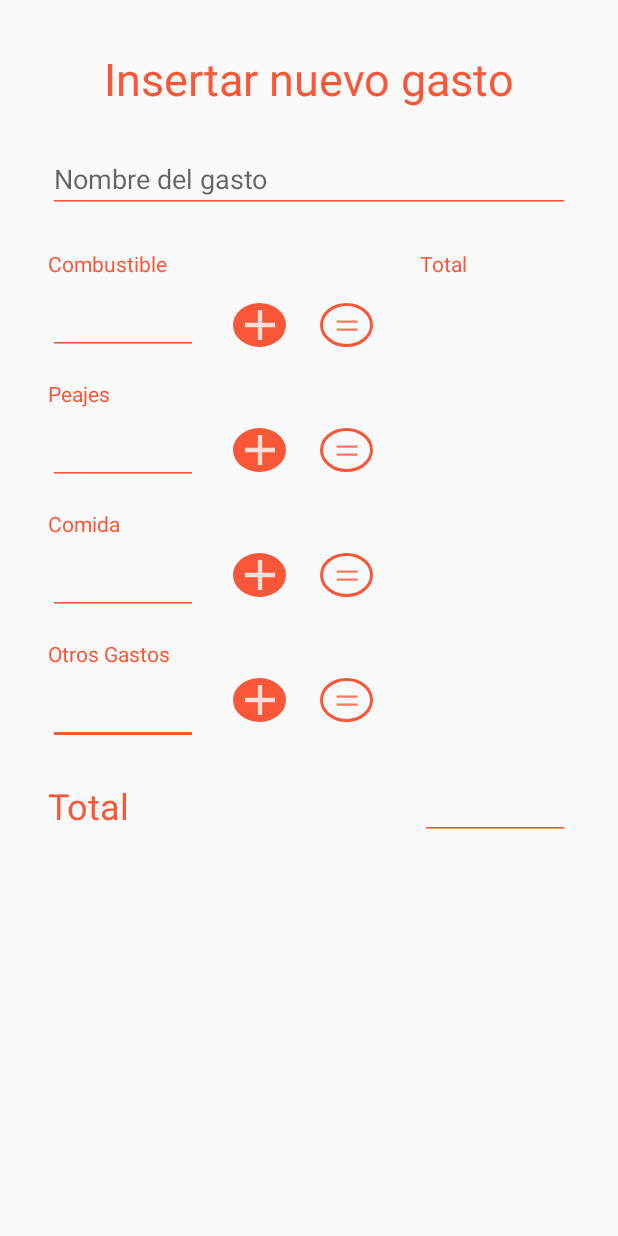
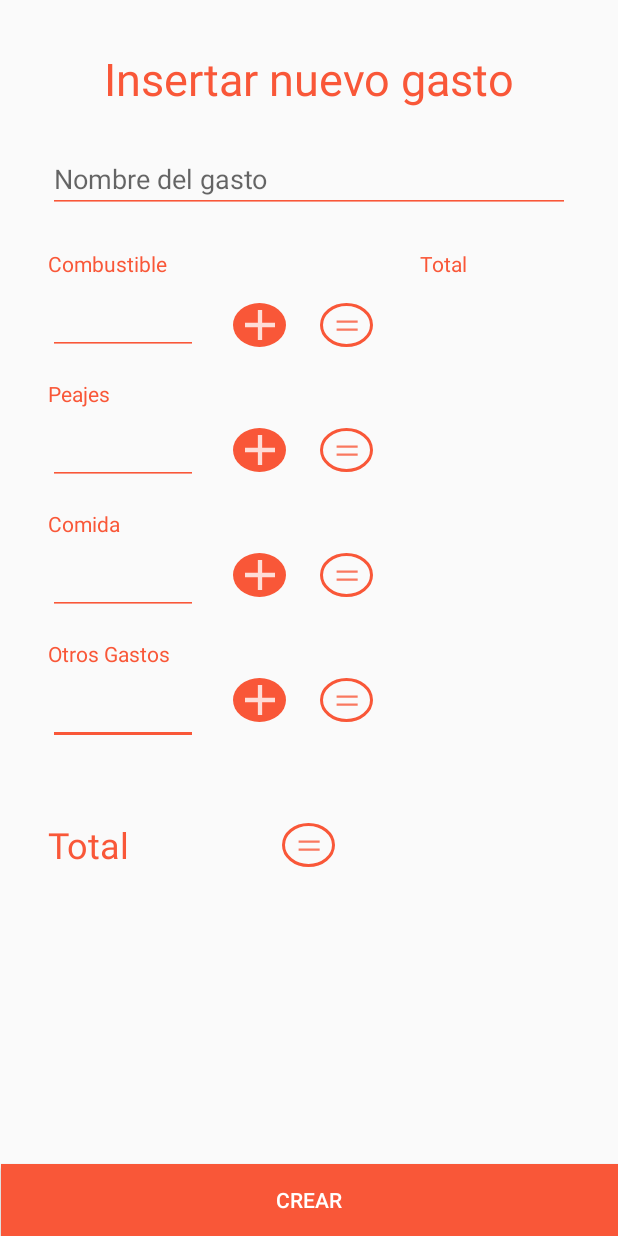
Before and after one commit to hkhellou/EasyDrive, an Android app: the fragment NuevoGastoFragment shown on its own in the app's theme, on a phone screen of 412 x 824 dp. Run offline under Robolectric (Android 15) with nearby library versions, the light colour scheme and no system bars; our stand-ins replace data binding.

Commit message:
insertar gastos

```diff
--- a/app/src/main/java/com/example/easydrive10/principal/ui/gastos/nuevogasto/INuevoGastoInterface.java
+++ b/app/src/main/java/com/example/easydrive10/principal/ui/gastos/nuevogasto/INuevoGastoInterface.java
@@ -2,4 +2,5 @@ package com.example.easydrive10.principal.ui.gastos.nuevogasto;
 
 public interface INuevoGastoInterface {
     void recibirCorreoPreferencias();
+    void respuestaInsertarViaje();
 }
--- a/app/src/main/java/com/example/easydrive10/principal/ui/gastos/nuevogasto/NuevoGastoFragment.java
+++ b/app/src/main/java/com/example/easydrive10/principal/ui/gastos/nuevogasto/NuevoGastoFragment.java
@@ -6,23 +6,28 @@ import android.os.Bundle;
 import android.view.LayoutInflater;
 import android.view.View;
 import android.view.ViewGroup;
+import android.widget.Toast;
 
 import com.example.easydrive10.R;
 import com.example.easydrive10.databinding.FragmentNuevoGastoBinding;
 
 import androidx.databinding.DataBindingUtil;
 import androidx.fragment.app.Fragment;
+import androidx.lifecycle.ViewModelProvider;
+import androidx.navigation.Navigation;
 
 public class NuevoGastoFragment extends Fragment implements INuevoGastoInterface {
     private NuevoGastoViewModel nuevoGastoViewModel;
     private FragmentNuevoGastoBinding binding;
     private Double totalGastos, totalCombustible, totalPeajes, totalComida, totalOtrosGastos;
+    private View view;
 
     @Override
     public View onCreateView(LayoutInflater inflater, ViewGroup container,
                              Bundle savedInstanceState) {
         binding = DataBindingUtil.inflate(inflater, R.layout.fragment_nuevo_gasto, container, false);
-        View view = binding.getRoot();
+        nuevoGastoViewModel = new ViewModelProvider(this, new NuevoGastoViewModelFactory(this, this)).get(NuevoGastoViewModel.class);
+        view = binding.getRoot();
         totalGastos = 0.0;
         totalCombustible = 0.0;
         totalPeajes = 0.0;
@@ -40,7 +45,7 @@ public class NuevoGastoFragment extends Fragment implements INuevoGastoInterface
 ////        CALCULAR OTROS GASTOS
 //        calcular(binding.btnSumarOtrosGastos, binding.txtValorOtrosGastos);
 //        total(binding.btnTotalOtrosGastos, binding.txtTotalOtrosGastos);
-
+        recibirCorreoPreferencias();
 //        CALCULAR COMBUSTIBLE
         binding.btnSumarCombustible.setOnClickListener(new View.OnClickListener() {
             @Override
@@ -56,6 +61,7 @@ public class NuevoGastoFragment extends Fragment implements INuevoGastoInterface
             @Override
             public void onClick(View view) {
                 binding.txtTotalCombustible.setText(totalCombustible.toString() + "€");
+                nuevoGastoViewModel.getCombustibleMutable().setValue(totalCombustible.toString());
             }
         });
 
@@ -74,6 +80,7 @@ public class NuevoGastoFragment extends Fragment implements INuevoGastoInterface
             @Override
             public void onClick(View view) {
                 binding.txtTotalPeajes.setText(totalPeajes.toString() + "€");
+                nuevoGastoViewModel.getPeajesMutable().setValue(totalPeajes.toString());
             }
         });
 //        CALCULAR COMIDA
@@ -91,6 +98,7 @@ public class NuevoGastoFragment extends Fragment implements INuevoGastoInterface
             @Override
             public void onClick(View view) {
                 binding.txtTotalComida.setText(totalComida.toString() + "€");
+                nuevoGastoViewModel.getComidaMutable().setValue(totalComida.toString());
             }
         });
 //        CALCULAR OTROS GASTOS
@@ -108,6 +116,21 @@ public class NuevoGastoFragment extends Fragment implements INuevoGastoInterface
             @Override
             public void onClick(View view) {
                 binding.txtTotalOtrosGastos.setText(totalOtrosGastos.toString() + "€");
+                nuevoGastoViewModel.getOtros_gastosMutable().setValue(totalOtrosGastos.toString());
+            }
+        });
+        binding.btnTotalGastos.setOnClickListener(new View.OnClickListener() {
+            @Override
+            public void onClick(View view) {
+                nuevoGastoViewModel.getTotal_gastosMutable().setValue(String.valueOf(calcularTotalGastos()));
+                binding.txtTotalGastos.setText(nuevoGastoViewModel.getTotal_gastosMutable().getValue());
+            }
+        });
+        binding.btnCrearNuevoGasto.setOnClickListener(new View.OnClickListener() {
+            @Override
+            public void onClick(View view) {
+                nuevoGastoViewModel.getNombreMutable().setValue(binding.txtNombreGasto.getText().toString());
+                nuevoGastoViewModel.insertarGastos();
             }
         });
         binding.setLifecycleOwner(this);
@@ -118,8 +141,20 @@ public class NuevoGastoFragment extends Fragment implements INuevoGastoInterface
     public void recibirCorreoPreferencias() {
         SharedPreferences sharedPreferences = this.getActivity().getSharedPreferences("preferenciasUsuario", Context.MODE_PRIVATE);
         String correoUsuario = sharedPreferences.getString("correo", "prueba@gmail.com");
+        nuevoGastoViewModel.getCamioneroMutable().setValue(correoUsuario);
     }
 
+    @Override
+    public void respuestaInsertarViaje() {
+        Toast.makeText(getContext(), "Gasto insertado", Toast.LENGTH_SHORT).show();
+        Navigation.findNavController(view).navigate(R.id.nav_gastos);
+    }
+
+    public double calcularTotalGastos() {
+        double total = 0;
+        total = totalCombustible + totalPeajes + totalComida + totalOtrosGastos;
+        return total;
+    }
 //    public void calcular(ImageButton imageButton, final EditText editText) {
 //        imageButton.setOnClickListener(new View.OnClickListener() {
 //            @Override
--- a/app/src/main/java/com/example/easydrive10/principal/ui/gastos/nuevogasto/NuevoGastoViewModel.java
+++ b/app/src/main/java/com/example/easydrive10/principal/ui/gastos/nuevogasto/NuevoGastoViewModel.java
@@ -2,14 +2,86 @@ package com.example.easydrive10.principal.ui.gastos.nuevogasto;
 
 import android.content.Context;
 
+import com.example.easydrive10.retrofit.MiRepositorio;
+import com.example.easydrive10.retrofit.MiServicio;
+
+import androidx.lifecycle.MutableLiveData;
 import androidx.lifecycle.ViewModel;
+import retrofit2.Call;
+import retrofit2.Callback;
+import retrofit2.Response;
 
 public class NuevoGastoViewModel extends ViewModel {
     private Context context;
     private INuevoGastoInterface iNuevoGastoInterface;
+    private MiServicio miServicio;
+    private MutableLiveData<String> nombreMutable;
+    private MutableLiveData<String> combustibleMutable;
+    private MutableLiveData<String> peajesMutable;
+    private MutableLiveData<String> comidaMutable;
+    private MutableLiveData<String> otros_gastosMutable;
+    private MutableLiveData<String> total_gastosMutable;
+    private MutableLiveData<String> camioneroMutable;
 
     public NuevoGastoViewModel(Context context, INuevoGastoInterface iNuevoGastoInterface) {
         this.context = context;
         this.iNuevoGastoInterface = iNuevoGastoInterface;
+        miServicio = MiRepositorio.getMiServicio();
+        nombreMutable = new MutableLiveData<>();
+        combustibleMutable = new MutableLiveData<>();
+        peajesMutable = new MutableLiveData<>();
+        comidaMutable = new MutableLiveData<>();
+        otros_gastosMutable = new MutableLiveData<>();
+        total_gastosMutable = new MutableLiveData<>();
+        camioneroMutable = new MutableLiveData<>();
+    }
+
+    public void insertarGastos() {
+        String nombre = nombreMutable.getValue();
+        double combustible = Double.parseDouble(combustibleMutable.getValue());
+        double peajes = Double.parseDouble(peajesMutable.getValue());
+        double comida = Double.parseDouble(comidaMutable.getValue());
+        double otros_gastos = Double.parseDouble(otros_gastosMutable.getValue());
+        String camionero = camioneroMutable.getValue();
+        double total_gastos = Double.parseDouble(total_gastosMutable.getValue());
+        miServicio.insertarGastos(nombre, combustible, peajes, comida, otros_gastos, camionero, total_gastos).enqueue(new Callback<Void>() {
+            @Override
+            public void onResponse(Call<Void> call, Response<Void> response) {
+                iNuevoGastoInterface.respuestaInsertarViaje();
+            }
+
+            @Override
+            public void onFailure(Call<Void> call, Throwable t) {
+
+            }
+        });
+    }
+
+    public MutableLiveData<String> getNombreMutable() {
+        return nombreMutable;
+    }
+
+    public MutableLiveData<String> getCombustibleMutable() {
+        return combustibleMutable;
+    }
+
+    public MutableLiveData<String> getPeajesMutable() {
+        return peajesMutable;
+    }
+
+    public MutableLiveData<String> getComidaMutable() {
+        return comidaMutable;
+    }
+
+    public MutableLiveData<String> getOtros_gastosMutable() {
+        return otros_gastosMutable;
+    }
+
+    public MutableLiveData<String> getTotal_gastosMutable() {
+        return total_gastosMutable;
+    }
+
+    public MutableLiveData<String> getCamioneroMutable() {
+        return camioneroMutable;
     }
 }
--- a/app/src/main/java/com/example/easydrive10/principal/ui/gastos/nuevogasto/NuegoGastoViewModelFactory.java
+++ b/app/src/main/java/com/example/easydrive10/principal/ui/gastos/nuevogasto/NuevoGastoViewModelFactory.java
@@ -6,11 +6,11 @@ import androidx.annotation.NonNull;
 import androidx.lifecycle.ViewModel;
 import androidx.lifecycle.ViewModelProvider;
 
-public class NuegoGastoViewModelFactory extends ViewModelProvider.NewInstanceFactory {
+public class NuevoGastoViewModelFactory extends ViewModelProvider.NewInstanceFactory {
     private Context context;
     private INuevoGastoInterface iNuevoGastoInterface;
 
-    public NuegoGastoViewModelFactory(NuevoGastoFragment nuevoGastoFragment, INuevoGastoInterface iNuevoGastoInterface) {
+    public NuevoGastoViewModelFactory(NuevoGastoFragment nuevoGastoFragment, INuevoGastoInterface iNuevoGastoInterface) {
         this.context = nuevoGastoFragment.getContext();
         this.iNuevoGastoInterface = iNuevoGastoInterface;
     }
--- a/app/src/main/java/com/example/easydrive10/retrofit/MiServicio.java
+++ b/app/src/main/java/com/example/easydrive10/retrofit/MiServicio.java
@@ -51,4 +51,7 @@ public interface MiServicio {
     //   OBTENER GASTOS POR VIAJE Y CAMIONERO
     @GET("insertarViajeCamionero.php")
     Call<Void> insertarViajes(@Query("pais_destino") String PaisDestino, @Query("nombre_empresa_destino") String NombreEmpresaDestino, @Query("direccion") String DireccionDestino, @Query("fecha_salida") String FechaSalida, @Query("fecha_llegada") String FechaLlegada, @Query("camionero") String Camionero);
+//    INSERTAR GASTOS
+    @GET("insertarGastos.php")
+    Call<Void> insertarGastos(@Query("nombre") String nombre, @Query("combustible") double combustible, @Query("peajes") double peajes, @Query("comida") double comida, @Query("otros_gastos") double otros_gastos, @Query("camionero") String camionero,@Query("total_gastos") double total_gastos);
 }
--- a/app/src/main/res/layout/fragment_nuevo_gasto.xml
+++ b/app/src/main/res/layout/fragment_nuevo_gasto.xml
@@ -3,9 +3,22 @@
     xmlns:app="http://schemas.android.com/apk/res-auto"
     xmlns:tools="http://schemas.android.com/tools">
 
+
     <androidx.constraintlayout.widget.ConstraintLayout
         android:layout_width="match_parent"
         android:layout_height="match_parent">
+
+        <ImageButton
+            android:id="@+id/btnTotalGastos"
+            android:layout_width="35dp"
+            android:layout_height="29dp"
+            android:layout_marginTop="67dp"
+            android:background="@drawable/disenio_btn_vacio_redondo"
+            android:src="@drawable/ic_igual"
+            app:layout_constraintEnd_toStartOf="@+id/txtTotalGastos"
+            app:layout_constraintHorizontal_bias="0.643"
+            app:layout_constraintStart_toEndOf="@+id/textView10"
+            app:layout_constraintTop_toBottomOf="@+id/btnSumarOtrosGastos" />
 
         <EditText
             android:id="@+id/txtValorOtrosGastos"
@@ -304,24 +317,37 @@
             android:layout_width="wrap_content"
             android:layout_height="wrap_content"
             android:layout_marginStart="32dp"
-            android:layout_marginTop="24dp"
+            android:layout_marginTop="50dp"
             android:text="@string/Total"
             android:textColor="@color/colorNaranja"
             android:textSize="24sp"
             app:layout_constraintStart_toStartOf="parent"
             app:layout_constraintTop_toBottomOf="@+id/txtValorOtrosGastos" />
 
-        <EditText
+        <TextView
             android:id="@+id/txtTotalGastos"
             android:layout_width="100dp"
             android:layout_height="wrap_content"
             android:layout_marginEnd="32dp"
             android:ems="10"
             android:inputType="textPersonName"
+            android:textColor="@color/colorAzulOscuro"
+            android:textSize="24sp"
             app:layout_constraintBottom_toBottomOf="@+id/textView10"
             app:layout_constraintEnd_toEndOf="parent"
-            android:backgroundTint="@color/colorNaranja"
             app:layout_constraintTop_toTopOf="@+id/textView10" />
 
+        <Button
+            android:id="@+id/btnCrearNuevoGasto"
+            android:layout_width="411dp"
+            android:layout_height="wrap_content"
+            android:background="@color/colorNaranja"
+            android:text="@string/CrearNuevoViaje"
+            android:textColor="#FFFFFF"
+            app:layout_constraintBottom_toBottomOf="parent"
+            app:layout_constraintEnd_toEndOf="parent" />
+
     </androidx.constraintlayout.widget.ConstraintLayout>
+
+
 </layout>
--- a/app/src/main/res/values/strings.xml
+++ b/app/src/main/res/values/strings.xml
@@ -40,4 +40,5 @@
     <string name="Peajes">Peajes</string>
     <string name="Comida">Comida</string>
     <string name="OtrosGastos">Otros Gastos</string>
+    <string name="Calcular">Calcular</string>
 </resources>
```
Also changed, not shown: app/src/main/java/com/example/easydrive10/pojos/Gastos.java (+0 -12 lines).
